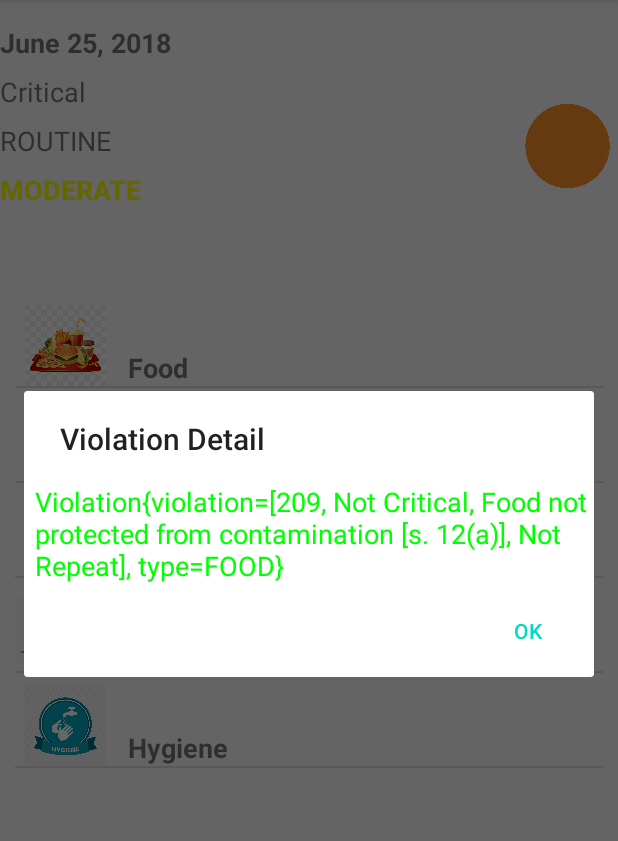
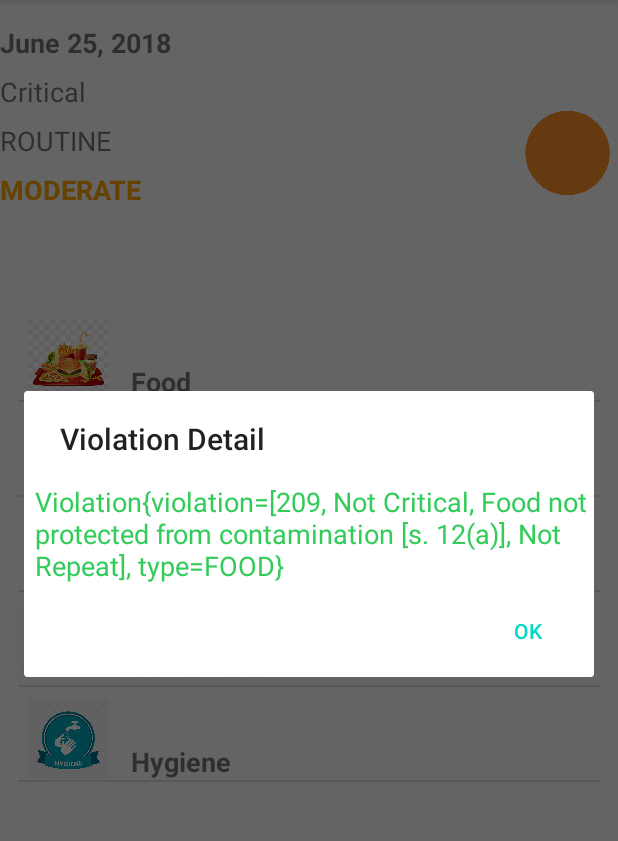
Before and after one commit to zjessicali/RestaurantInspections, an Android app: the InspectionDetail screen opened directly, with no data from a screen before it, after a tap on "Food", on a phone screen of 412 x 824 dp, the part 84-925 px from its top. Run offline under Robolectric (Android 15) with nearby library versions, the phone set to English and light mode, and no system bars; Roboto replaces fonts that are not available here.

Commit message:
Added color

```diff
--- a/app/src/main/java/com/example/group_9_project/ui/InspectionDetail.java
+++ b/app/src/main/java/com/example/group_9_project/ui/InspectionDetail.java
@@ -3,6 +3,7 @@ package com.example.group_9_project.ui;
 import androidx.annotation.NonNull;
 import androidx.annotation.Nullable;
 import androidx.appcompat.app.AppCompatActivity;
+import androidx.constraintlayout.widget.ConstraintLayout;
 import androidx.fragment.app.FragmentManager;
 
 import android.content.Context;
@@ -68,12 +69,12 @@ public class InspectionDetail extends AppCompatActivity {
         else if(report.getHazard().equals(InspectionReport.HazardRating.MODERATE)){
             ImageView imageView=(ImageView)findViewById(R.id.imageView2);
             imageView.setImageResource(R.drawable.orange);
-            textView2.setTextColor(Color.YELLOW);
+            textView2.setTextColor( Color. rgb(255, 165, 0));
         }
        else{
            ImageView imageView=(ImageView)findViewById(R.id.imageView2);
             imageView.setImageResource(R.drawable.green);
-            textView2.setTextColor(Color.GREEN);
+            textView2.setTextColor(Color.rgb(51,204,90));
         }
 
     }
--- a/app/src/main/java/com/example/group_9_project/ui/MessageFragment.java
+++ b/app/src/main/java/com/example/group_9_project/ui/MessageFragment.java
@@ -27,10 +27,10 @@ public class MessageFragment extends AppCompatDialogFragment {
        View v= LayoutInflater.from(getActivity()).inflate(R.layout.message,null);
         TextView textView=v.findViewById(R.id.dialog);
         textView.setText(manager.getViolLump().get(position).toString());
-        if(manager.getViolLump().get(position).getCritical()=="Critical")
+        if(manager.getViolLump().get(position).getCritical().equals("Critical"))
             textView.setTextColor(Color.RED);
         else
-            textView.setTextColor(Color.GREEN);
+            textView.setTextColor(Color.rgb(51,204,90));
         DialogInterface.OnClickListener listener=new DialogInterface.OnClickListener() {
             @Override
             public void onClick(DialogInterface dialog, int which) {
--- a/app/src/main/res/layout/activity_story3.xml
+++ b/app/src/main/res/layout/activity_story3.xml
@@ -3,8 +3,10 @@
     xmlns:app="http://schemas.android.com/apk/res-auto"
     xmlns:tools="http://schemas.android.com/tools"
     android:layout_width="match_parent"
+    android:id="@+id/Screen3color"
     android:layout_height="match_parent"
-    tools:context=".ui.InspectionDetail">
+    tools:context=".ui.InspectionDetail"
+    >
 
     <TextView
         android:id="@+id/InspectionName"
@@ -50,8 +52,8 @@
 
     <ListView
         android:id="@+id/ArrayList"
-        android:layout_width="392dp"
-        android:layout_height="536dp"
+        android:layout_width="388dp"
+        android:layout_height="512dp"
         android:layout_marginTop="32dp"
         app:layout_constraintBottom_toBottomOf="parent"
         app:layout_constraintEnd_toEndOf="parent"
```
